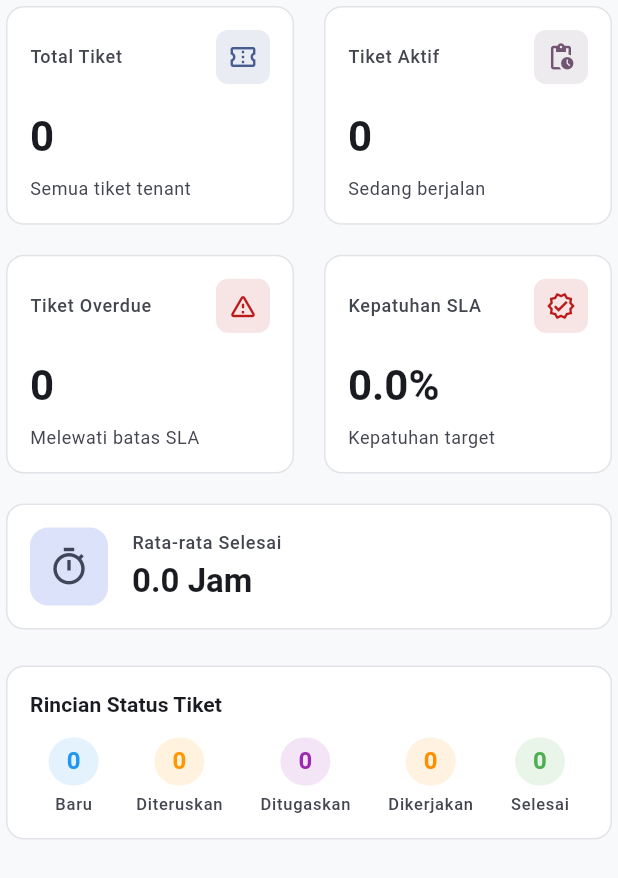
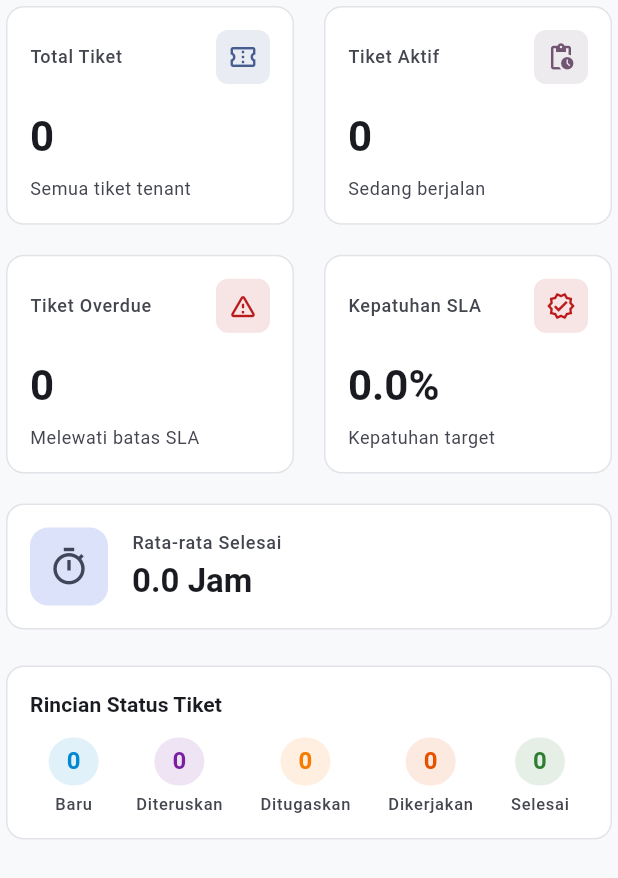
Before and after one commit to vikinura/Fiber-Track, a Flutter app: the SummaryCardsSection widget shown alone on an empty page, opened directly with empty values, on a phone screen of 412 x 824 dp. Shown: the top 878 px of the screen. Run offline on Flutter 3.47's test engine with Material 3 defaults, Android fonts, the phone set to English and light mode, and no system bars; our stand-ins replace cached_network_image, dio, equatable, fl_chart, flutter_bloc, flutter_secure_storage and 5 more; accounts and stored records are empty; network calls fail.

Commit message:
fix(ui): fix dark mode and remove hard-coded colors

```diff
--- a/mobile/lib/features/dashboard/presentation/widgets/summary_cards_section.dart
+++ b/mobile/lib/features/dashboard/presentation/widgets/summary_cards_section.dart
@@ -2,6 +2,7 @@ import 'package:flutter/material.dart';
 
 import '../../../../core/constants/app_sizes.dart';
 import '../../../../core/constants/app_strings.dart';
+import '../../../../core/theme/status_colors.dart';
 import '../../domain/entities/dashboard_data.dart';
 import 'summary_metric_card.dart';
 
@@ -13,6 +14,7 @@ class SummaryCardsSection extends StatelessWidget {
   @override
   Widget build(BuildContext context) {
     final theme = Theme.of(context);
+    final statusColors = theme.extension<StatusColors>();
     final activeCount =
         (summary.byStatus['forwarded'] ?? 0) +
         (summary.byStatus['assigned'] ?? 0) +
@@ -57,7 +59,7 @@ class SummaryCardsSection extends StatelessWidget {
               subtitle: 'Kepatuhan target',
               icon: Icons.verified_outlined,
               color: summary.slaCompliancePercentage >= 80
-                  ? Colors.teal
+                  ? (statusColors?.slaSafe ?? theme.colorScheme.primary)
                   : theme.colorScheme.error,
             ),
           ],
@@ -144,31 +146,40 @@ class SummaryCardsSection extends StatelessWidget {
                       context,
                       label: 'Baru',
                       count: summary.byStatus['new'] ?? 0,
-                      color: Colors.blue,
+                      color:
+                          statusColors?.statusNew ?? theme.colorScheme.primary,
                     ),
                     _buildStatusItem(
                       context,
                       label: 'Diteruskan',
                       count: summary.byStatus['forwarded'] ?? 0,
-                      color: Colors.orange,
+                      color:
+                          statusColors?.statusForwarded ??
+                          theme.colorScheme.secondary,
                     ),
                     _buildStatusItem(
                       context,
                       label: 'Ditugaskan',
                       count: summary.byStatus['assigned'] ?? 0,
-                      color: Colors.purple,
+                      color:
+                          statusColors?.statusAssigned ??
+                          theme.colorScheme.tertiary,
                     ),
                     _buildStatusItem(
                       context,
                       label: 'Dikerjakan',
                       count: summary.byStatus['in_progress'] ?? 0,
-                      color: Colors.amber.shade800,
+                      color:
+                          statusColors?.statusInProgress ??
+                          theme.colorScheme.primary,
                     ),
                     _buildStatusItem(
                       context,
                       label: 'Selesai',
                       count: summary.byStatus['resolved'] ?? 0,
-                      color: Colors.green,
+                      color:
+                          statusColors?.statusResolved ??
+                          theme.colorScheme.secondary,
                     ),
                   ],
                 ),
--- a/mobile/lib/features/ticket/presentation/pages/ticket_form_page.dart
+++ b/mobile/lib/features/ticket/presentation/pages/ticket_form_page.dart
@@ -44,7 +44,6 @@ class TicketFormPage extends StatelessWidget {
                         ? 'Tiket berhasil diperbarui'
                         : 'Tiket berhasil dibuat: ${state.ticket.ticketNo}',
                   ),
-                  backgroundColor: Colors.green,
                 ),
               );
               context.pop(true);
@@ -53,7 +52,7 @@ class TicketFormPage extends StatelessWidget {
               ScaffoldMessenger.of(context).showSnackBar(
                 SnackBar(
                   content: Text(state.submitErrorMessage!),
-                  backgroundColor: Colors.red,
+                  backgroundColor: Theme.of(context).colorScheme.error,
                 ),
               );
             }
```
Also changed, not shown: mobile/lib/features/dashboard/presentation/widgets/area_bar_chart_section.dart (+6 -2 lines), mobile/lib/features/dashboard/presentation/widgets/vendor_performance_section.dart (+8 -2 lines), mobile/lib/features/ticket/presentation/pages/ticket_detail_page.dart (+14 -9 lines), 1 other file.
